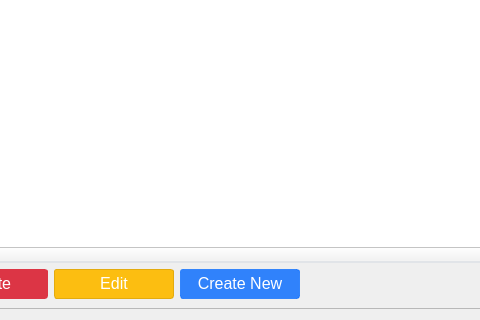
The window that ui/stock_opname_list.ui (michael-halim/pos) describes before a commit, drawn with Qt 5; both pictures show x 93 to 573 and y 381 to 701 of the 770 by 701 pixel window.
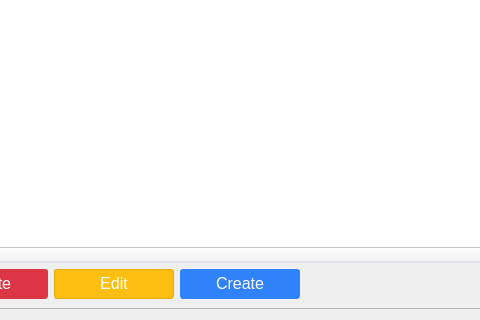
The same window after the commit. Icons and pictures are not drawn.

Diff of the .ui file:
```diff
--- a/ui/stock_opname_list.ui
+++ b/ui/stock_opname_list.ui
@@ -834,7 +834,7 @@
 }</string>
             </property>
             <property name="text">
-             <string>Create New</string>
+             <string>Create</string>
             </property>
             <property name="icon">
              <iconset>
```
